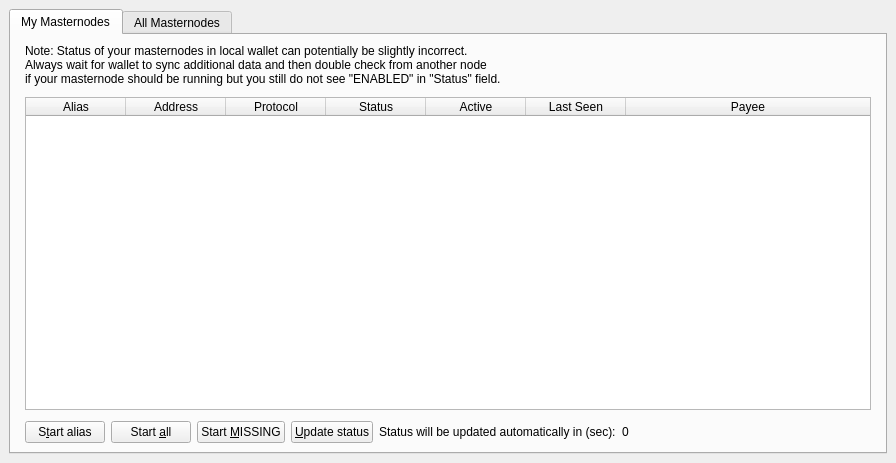
Old version of the form src/qt/forms/masternodelist.ui in the repository uhlik-mdfkbtc-veles-development/veles.
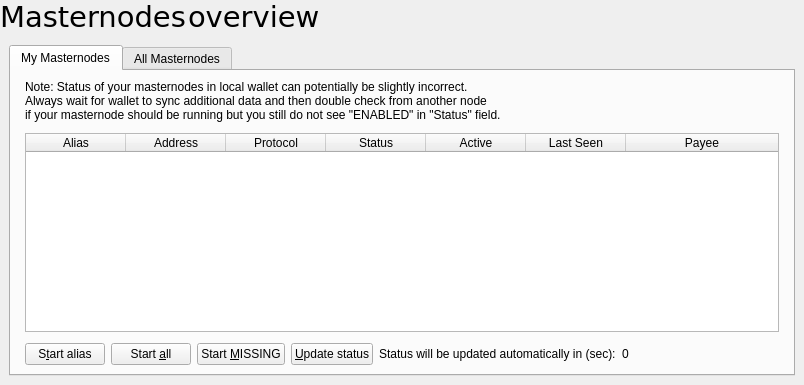
New version of the form.

Commit message: ADD: font + fix css ...

The edit to the form file:
```diff
--- a/src/qt/forms/masternodelist.ui
+++ b/src/qt/forms/masternodelist.ui
@@ -6,8 +6,8 @@
    <rect>
     <x>0</x>
     <y>0</y>
-    <width>896</width>
-    <height>463</height>
+    <width>804</width>
+    <height>385</height>
    </rect>
   </property>
   <property name="windowTitle">
@@ -28,9 +28,61 @@
    </property>
    <item>
     <layout class="QVBoxLayout" name="verticalLayout">
+     <property name="spacing">
+      <number>2</number>
+     </property>
      <property name="bottomMargin">
       <number>0</number>
      </property>
+     <item>
+      <layout class="QHBoxLayout" name="horizontalLayout_2">
+       <property name="bottomMargin">
+        <number>0</number>
+       </property>
+       <item>
+        <widget class="QLabel" name="whiteTitle">
+         <property name="font">
+          <font>
+           <family>DejaVu Sans</family>
+           <pointsize>22</pointsize>
+          </font>
+         </property>
+         <property name="text">
+          <string>Masternodes</string>
+         </property>
+         <property name="margin">
+          <number>5</number>
+         </property>
+        </widget>
+       </item>
+       <item>
+        <widget class="QLabel" name="greyTitle">
+         <property name="font">
+          <font>
+           <family>DejaVu Sans</family>
+           <pointsize>22</pointsize>
+          </font>
+         </property>
+         <property name="text">
+          <string>overview</string>
+         </property>
+        </widget>
+       </item>
+       <item>
+        <spacer name="horizontalSpacer_7">
+         <property name="orientation">
+          <enum>Qt::Horizontal</enum>
+         </property>
+         <property name="sizeHint" stdset="0">
+          <size>
+           <width>40</width>
+           <height>20</height>
+          </size>
+         </property>
+        </spacer>
+       </item>
+      </layout>
+     </item>
      <item>
       <widget class="QWidget" name="widget" native="true">
        <property name="sizePolicy">
```
The commit also changes 6 other files.
